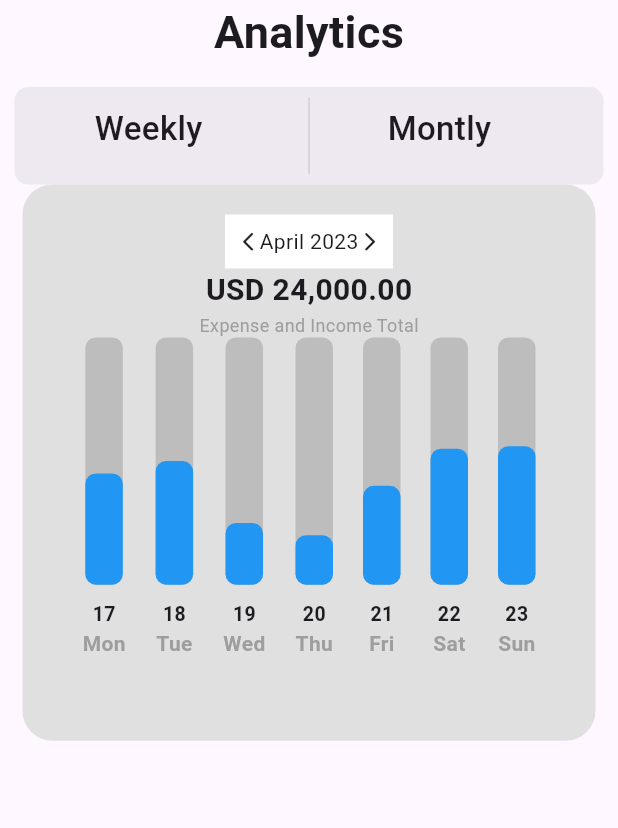
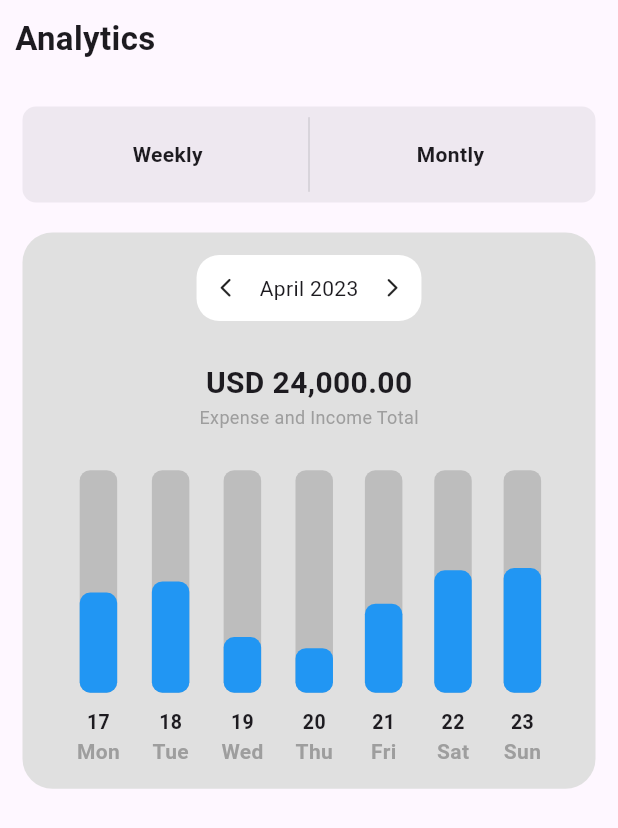
Before and after one commit to ArishSiddiqui/bank_ui, a Flutter app: the screen it shows after launch, on a phone screen of 412 x 824 dp. Shown: the top 828 px of the screen. Run offline on Flutter 3.47's test engine with Material 2 defaults, Android fonts, the phone set to English and light mode, and no system bars.

Commit message:
UI Changes

```diff
--- a/lib/features/dashboard/presentation/pages/dashboard_page.dart
+++ b/lib/features/dashboard/presentation/pages/dashboard_page.dart
@@ -61,19 +61,31 @@ class _DashboardpageState extends State<Dashboardpage> {
       body: SafeArea(
         child: Column(
           children: [
-            const Text(
-              "Analytics",
-              style: TextStyle(fontSize: 30, fontWeight: FontWeight.bold),
+            const Padding(
+              padding: EdgeInsets.all(10.0),
+              child: Align(
+                alignment: Alignment.centerLeft,
+                child: Text(
+                  "Analytics",
+                  style: TextStyle(
+                    fontSize: 22,
+                    fontWeight: FontWeight.bold,
+                  ),
+                ),
+              ),
             ),
             const SizedBox(
-              height: 15,
+              height: 20,
             ),
             const CupertinoSlide(),
+            const SizedBox(
+              height: 20,
+            ),
             Container(
               margin: const EdgeInsets.symmetric(
                 horizontal: 15.0,
               ),
-              padding: const EdgeInsets.all(20.0),
+              padding: const EdgeInsets.all(15.0),
               width: double.infinity,
               height: screenHeight * 0.45,
               decoration: BoxDecoration(
@@ -85,19 +97,25 @@ class _DashboardpageState extends State<Dashboardpage> {
                 //mainAxisAlignment: MainAxisAlignment.spaceBetween,
                 children: [
                   Container(
-                    padding: EdgeInsets.all(8.0),
+                    padding: const EdgeInsets.all(12.0),
                     decoration: BoxDecoration(
-                      color: Colors.white,
-                    ),
-                    child: Row(
+                        color: Colors.white,
+                        borderRadius: BorderRadius.circular(15)),
+                    child: const Row(
                       mainAxisSize: MainAxisSize.min,
                       children: [
                         Icon(
                           Icons.arrow_back_ios_new_rounded,
                           size: 15,
                         ),
+                        SizedBox(
+                          width: 15,
+                        ),
                         Text(
                           'April 2023',
+                        ),
+                        SizedBox(
+                          width: 15,
                         ),
                         Icon(
                           Icons.arrow_forward_ios_rounded,
@@ -106,6 +124,7 @@ class _DashboardpageState extends State<Dashboardpage> {
                       ],
                     ),
                   ),
+                  const Spacer(),
                   const Text(
                     "USD 24,000.00",
                     style: TextStyle(fontSize: 20, fontWeight: FontWeight.bold),
@@ -114,6 +133,8 @@ class _DashboardpageState extends State<Dashboardpage> {
                     "Expense and Income Total",
                     style: TextStyle(fontSize: 12, color: Colors.grey),
                   ),
+
+                  const Spacer(),
                   Row(
                     mainAxisAlignment: MainAxisAlignment.spaceEvenly,
                     children: data
--- a/lib/features/dashboard/presentation/widgets/cupertino_slide.dart
+++ b/lib/features/dashboard/presentation/widgets/cupertino_slide.dart
@@ -7,6 +7,8 @@ class CupertinoSlide extends StatelessWidget {
   @override
   Widget build(BuildContext context) {
     return Container(
+      width: double.infinity,
+      margin: const EdgeInsets.symmetric(horizontal: 15.0),
       // decoration: BoxDecoration(borderRadius: BorderRadius.circular(80)),
       child: CupertinoSlidingSegmentedControl(children: {
         0: bildsigment(
@@ -21,13 +23,16 @@ class CupertinoSlide extends StatelessWidget {
 }
 
 Widget bildsigment(String text) => Container(
-      decoration: BoxDecoration(borderRadius: BorderRadius.circular(80)),
-      padding: EdgeInsets.fromLTRB(20, 10, 60, 20),
-      child: Padding(
-        padding: const EdgeInsets.only(left: 20),
-        child: Text(
-          text,
-          style: TextStyle(fontSize: 22),
+      alignment: Alignment.center,
+      decoration: BoxDecoration(
+        borderRadius: BorderRadius.circular(80),
+      ),
+      padding: const EdgeInsets.symmetric(vertical: 20),
+      child: Text(
+        text,
+        style: const TextStyle(
+          fontSize: 14,
+          fontWeight: FontWeight.bold,
         ),
       ),
     );
--- a/lib/features/dashboard/presentation/widgets/month_data.dart
+++ b/lib/features/dashboard/presentation/widgets/month_data.dart
@@ -13,7 +13,7 @@ class MonthData extends StatelessWidget {
     super.key,
   });
 
-  final double barHeight = screenHeight * 0.2;
+  final double barHeight = screenHeight * 0.18;
 
   @override
   Widget build(BuildContext context) {
```
